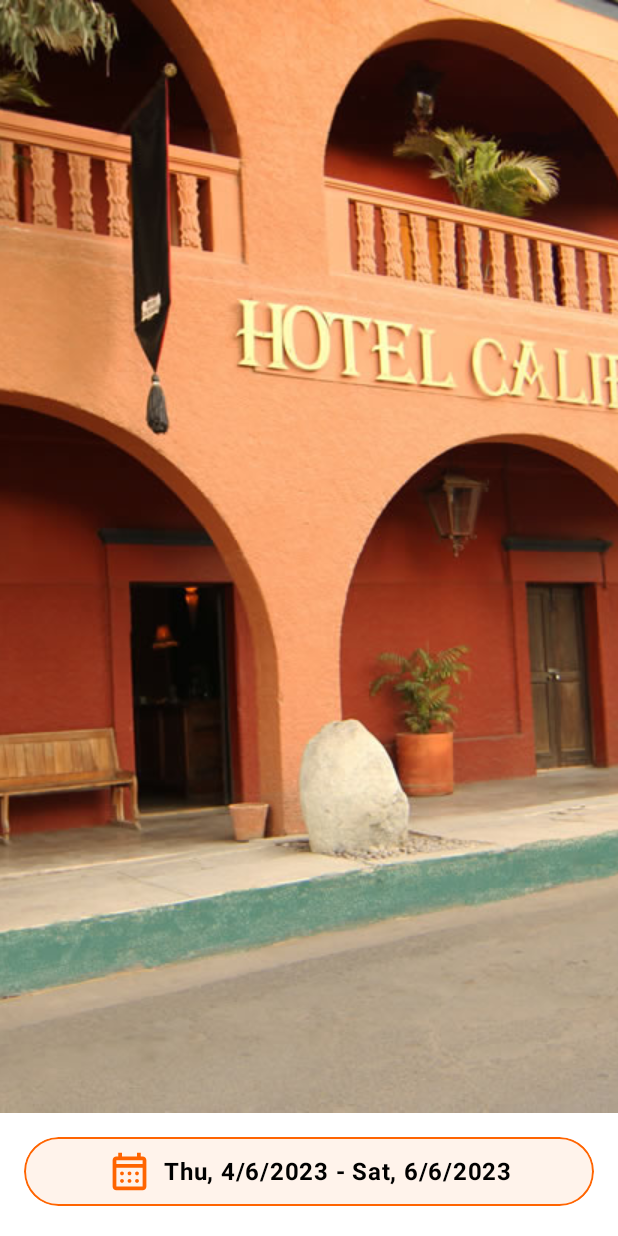
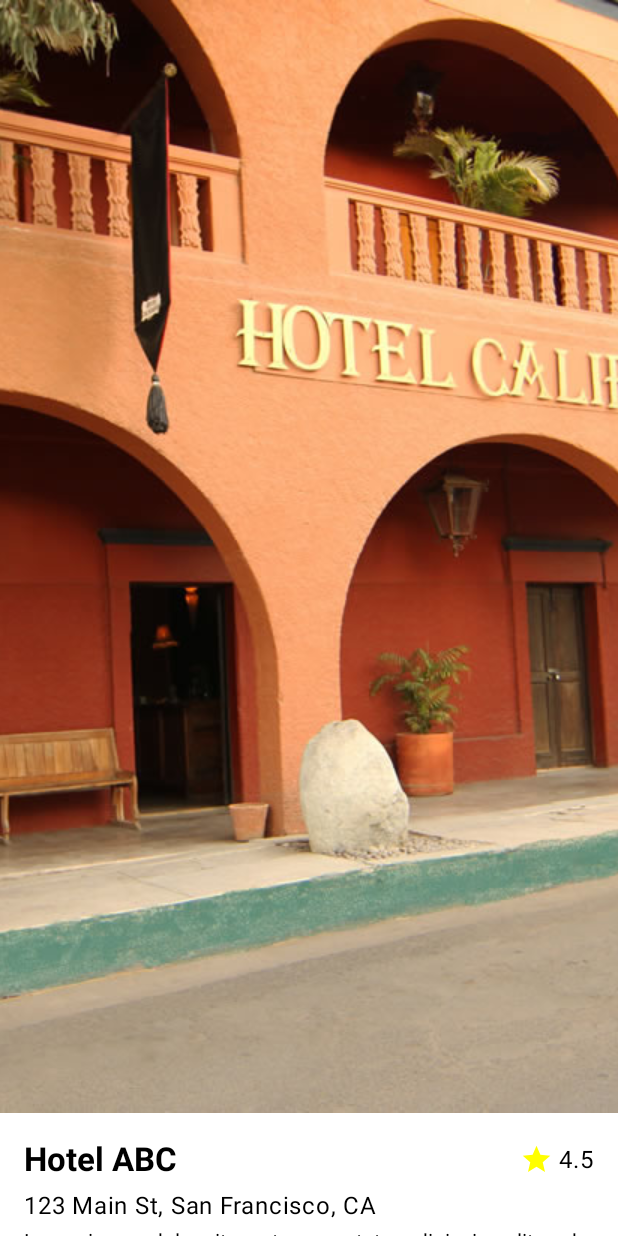
Before and after one commit to kreema1602/Booking-App, an Android app built with Jetpack Compose: the @Preview function PreviewModRoomPage, on a phone screen of 412 x 824 dp. Run offline under Robolectric (Android 15) with nearby library versions, the phone set to English and light mode, and no system bars.

Commit message:
[BA-16] fix bugs

```diff
--- a/app/src/main/java/com/example/bookingapp/pages/hotelier/ModRoomPage.kt
+++ b/app/src/main/java/com/example/bookingapp/pages/hotelier/ModRoomPage.kt
@@ -96,13 +96,6 @@
                 CommentsList()
                 MySpacer(height = 8.dp, color = Color(0xFFF2F2F2))
             }
-        }
-        Column(
-            modifier = Modifier
-                .align(Alignment.BottomCenter)
-                .background(Color.White)
-        ) {
-            BottomSection(from = "Thu, 4/6/2023", to = "Sat, 6/6/2023", onClick = {})
         }
     }
 }
@@ -293,49 +286,6 @@
                     modifier = Modifier.fillMaxWidth(),
                     contentScale = ContentScale.Crop
                 )
-                // State
-                val state = Random.nextBoolean().let {
-                    if (it) "Full" else "Available"
-                }
-                Box(
-                    modifier = Modifier
-                        .fillMaxWidth()
-                        .height(43.dp)
-                        .align(Alignment.TopEnd)
-                        .padding(
-                            top = 12.dp,
-                            end = 12.dp
-                        )
-                ) {
-                    Row(
-                        modifier = Modifier
-                            .fillMaxHeight()
-                            .widthIn(max = 110.dp)
-                            .align(Alignment.TopEnd)
-                            .clip(RoundedCornerShape(4.dp))
-                            .background(if (state == "Full") WarningSecondary else SuccessSecondary)
-                            .padding(
-                                start = 4.dp,
-                                end = 4.dp
-                            ),
-                        verticalAlignment = Alignment.CenterVertically,
-                        horizontalArrangement = Arrangement.SpaceEvenly
-                    ) {
-                        Icon(
-                            painter = painterResource(id = if (state == "Full") R.drawable.ic_cancel else R.drawable.ic_check),
-                            contentDescription = null,
-                            modifier = Modifier
-                                .size(24.dp)
-                                .padding(end = 4.dp),
-                            tint = if (state == "Full") WarningPrimary else SuccessPrimary
-                        )
-                        Text(
-                            text = state,
-                            color = if (state == "Full") WarningPrimary else SuccessPrimary,
-                            style = MaterialTheme.typography.bodyLarge
-                        )
-                    }
-                }
             }
             Box(
                 modifier = Modifier
```
